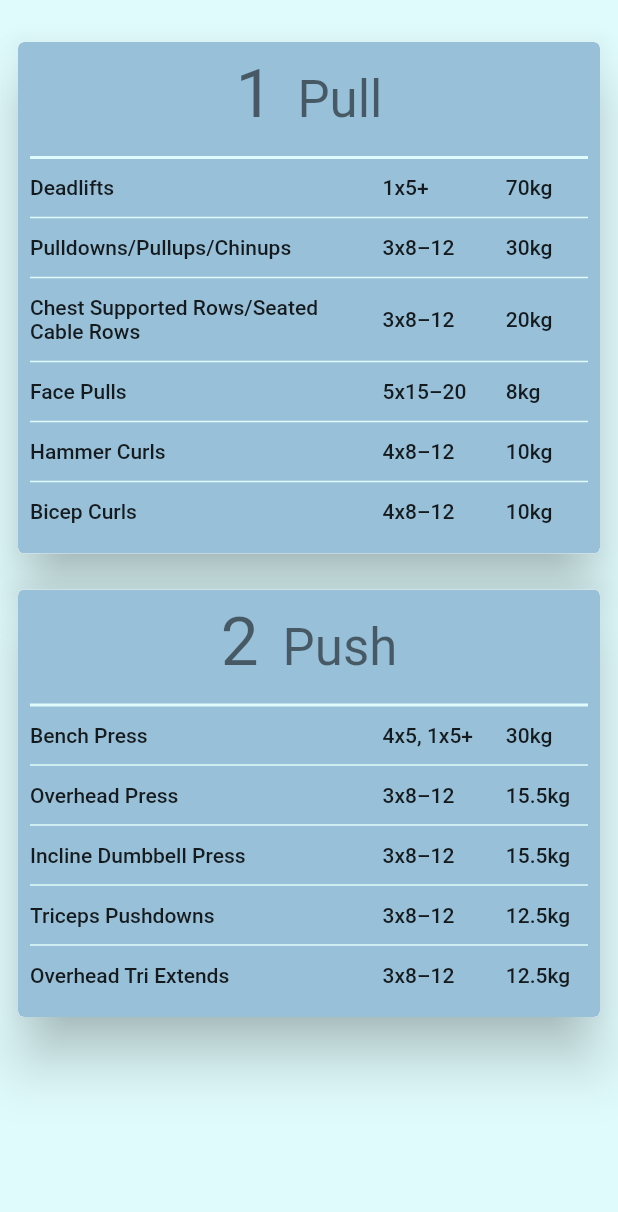
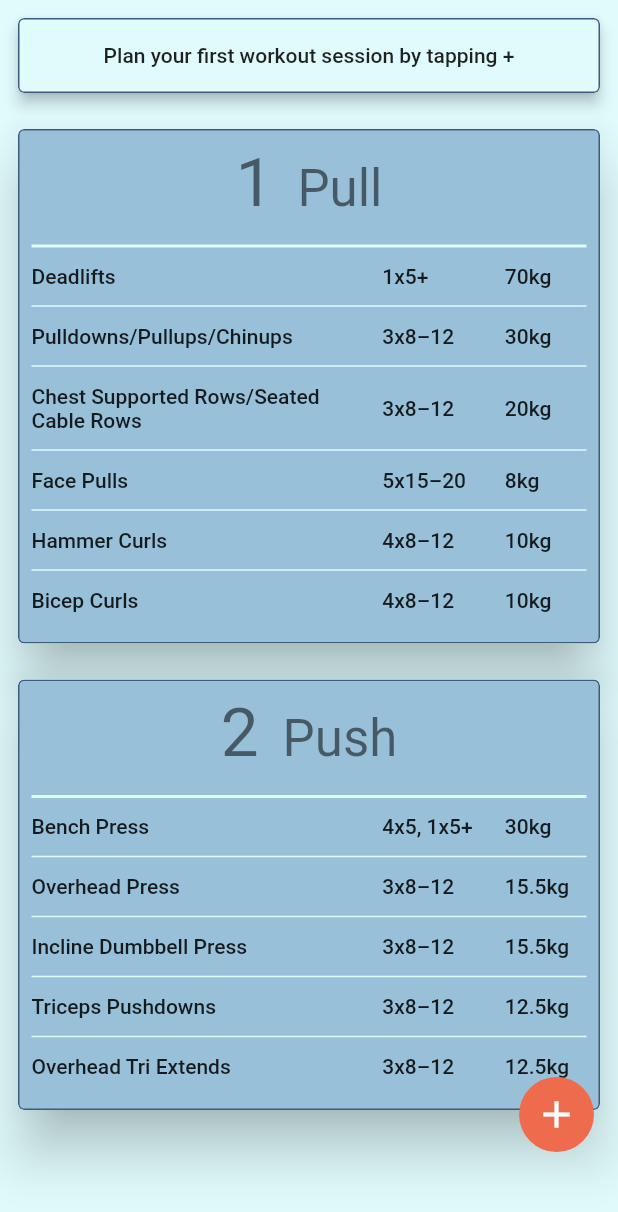
Before and after one commit to JPUF/ppl_course, a Flutter app: the screen it shows after launch, on a phone screen of 412 x 824 dp. Shown: the top 1212 px of the screen. Run offline on Flutter 3.47's test engine with Material 2 defaults, Android fonts, the phone set to English and light mode, and no system bars; our stand-ins replace bloc, flutter_bloc, page_transition.

Commit message:
Placeholder CTA

```diff
--- a/lib/presentation/pages/home/home_page.dart
+++ b/lib/presentation/pages/home/home_page.dart
@@ -4,7 +4,9 @@ import 'package:ppl_course/data/network/response.dart';
 import 'package:ppl_course/logic/cycles/cycles_bloc.dart';
 import 'package:ppl_course/presentation/navigation/args/session_args.dart';
 import 'package:ppl_course/presentation/navigation/destination.dart';
+import 'package:ppl_course/presentation/pages/home/placeholder_session_widget.dart';
 import 'package:ppl_course/presentation/pages/home/session_widget.dart';
+import 'package:ppl_course/res/color/colors.dart';
 
 class HomePage extends StatefulWidget {
   const HomePage({Key? key, required this.title}) : super(key: key);
@@ -45,7 +47,10 @@ class _HomePageState extends State<HomePage> {
 
     return Scaffold(
       body: SafeArea(
-        child: SingleChildScrollView(
+        child: Stack(
+          alignment: AlignmentDirectional.bottomEnd,
+          children: [
+            SingleChildScrollView(
               child: Align(
                 alignment: Alignment.topLeft,
                 child: Padding(
@@ -53,6 +58,7 @@ class _HomePageState extends State<HomePage> {
                   child: Column(
                     mainAxisAlignment: MainAxisAlignment.start,
                     children: <Widget>[
+                      const PlaceholderSession(),
                       const SizedBox(height: 16),
                       sessionBuilder,
                       const SizedBox(height: 16),
@@ -61,6 +67,18 @@ class _HomePageState extends State<HomePage> {
                 ),
               ),
             ),
+            Padding(
+              padding: const EdgeInsets.all(16.0),
+              child: CircleAvatar(
+                radius: 25,
+                backgroundColor: AppColor.accent,
+                child: IconButton(
+                    icon: const Icon(Icons.add, color: Colors.white, size: 30),
+                    onPressed: () {}),
+              ),
+            ),
+          ],
+        ),
       ),
     );
   }
--- /dev/null
+++ b/lib/presentation/pages/home/placeholder_session_widget.dart
@@ -0,0 +1,28 @@
+import 'package:flutter/material.dart';
+import 'package:ppl_course/res/color/colors.dart';
+
+class PlaceholderSession extends StatelessWidget {
+  const PlaceholderSession({Key? key}) : super(key: key);
+
+  @override
+  Widget build(BuildContext context) {
+    return Card(
+        elevation: 4,
+        clipBehavior: Clip.antiAlias,
+        child: Container(
+          width: double.infinity,
+          decoration: BoxDecoration(
+              color: AppColor.light,
+              border: Border.all(color: AppColor.dark),
+              borderRadius: BorderRadius.circular(4)),
+          child: Padding(
+            padding: const EdgeInsets.all(16.0),
+            child: Text(
+              'Plan your first workout session by tapping +',
+              style: Theme.of(context).textTheme.bodyText1,
+              textAlign: TextAlign.center,
+            ),
+          ),
+        ));
+  }
+}
--- a/lib/presentation/pages/home/session_widget.dart
+++ b/lib/presentation/pages/home/session_widget.dart
@@ -39,6 +39,7 @@ class _SessionWidgetState extends State<SessionWidget> {
           width: double.infinity,
           decoration: BoxDecoration(
               color: AppColor.secondary,
+              border: Border.all(color: AppColor.dark),
               borderRadius: BorderRadius.circular(4)),
           child: Column(
             children: [
```
Lines whose indentation alone changed are shown as unchanged.
